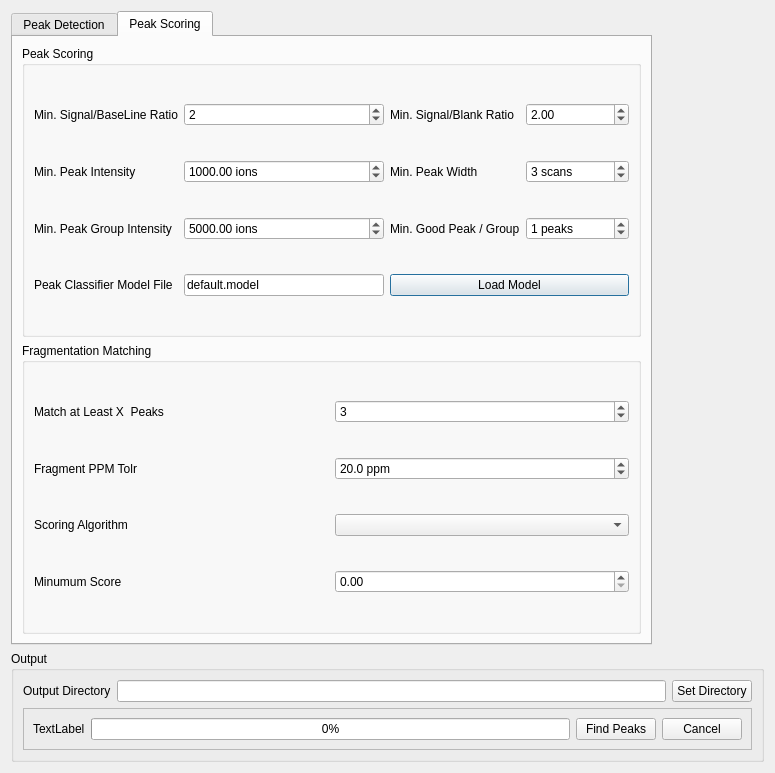
First picture: the form in src/maven/forms/peakdetectiondialog.ui, repository eugenemel/maven, before the edit.
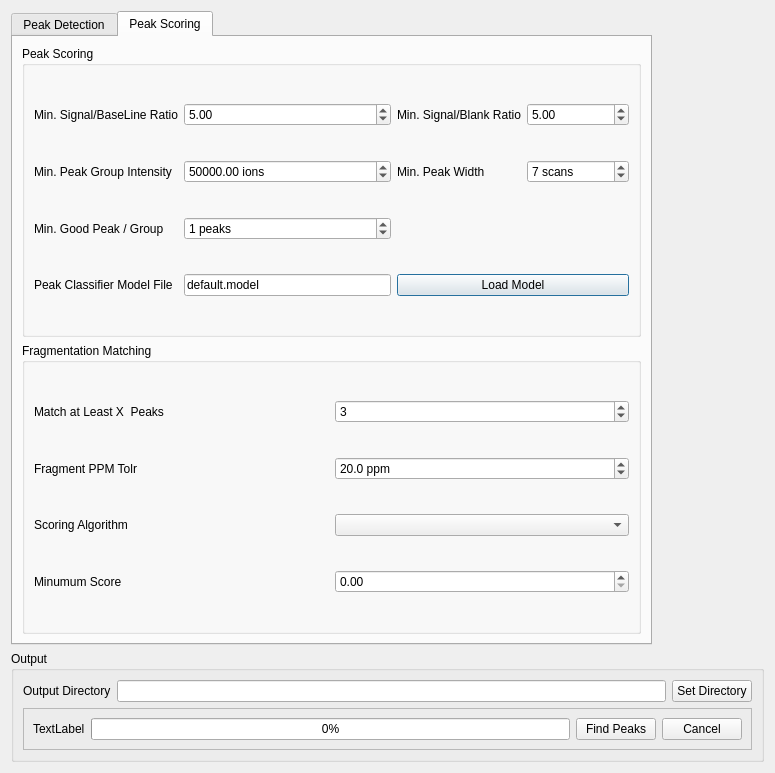
Second picture: the form after the edit. The open tabs and pages were chosen to show the change.

Commit message: Issue 78: Change default values of peaks dialog.

What changed in the file:
```diff
--- a/src/maven/forms/peakdetectiondialog.ui
+++ b/src/maven/forms/peakdetectiondialog.ui
@@ -386,24 +386,10 @@
           <string>Peak Scoring</string>
          </property>
          <layout class="QGridLayout" name="gridLayout_3">
-          <item row="6" column="0">
-           <widget class="QLabel" name="label_100">
+          <item row="6" column="2" colspan="2">
+           <widget class="QPushButton" name="loadModelButton">
             <property name="text">
-             <string>Peak Classifier Model File</string>
-            </property>
-           </widget>
-          </item>
-          <item row="5" column="2">
-           <widget class="QLabel" name="label_5">
-            <property name="text">
-             <string>Min. Good Peak / Group</string>
-            </property>
-           </widget>
-          </item>
-          <item row="5" column="0">
-           <widget class="QLabel" name="label_10">
-            <property name="text">
-             <string>Min. Peak Group Intensity</string>
+             <string>Load Model</string>
             </property>
            </widget>
           </item>
@@ -421,66 +407,6 @@
             </property>
            </widget>
           </item>
-          <item row="6" column="1">
-           <widget class="QLineEdit" name="classificationModelFilename">
-            <property name="text">
-             <string>default.model</string>
-            </property>
-           </widget>
-          </item>
-          <item row="5" column="1">
-           <widget class="QDoubleSpinBox" name="minGroupIntensity">
-            <property name="suffix">
-             <string> ions</string>
-            </property>
-            <property name="maximum">
-             <double>999999999.000000000000000</double>
-            </property>
-            <property name="value">
-             <double>5000.000000000000000</double>
-            </property>
-           </widget>
-          </item>
-          <item row="6" column="2" colspan="2">
-           <widget class="QPushButton" name="loadModelButton">
-            <property name="text">
-             <string>Load Model</string>
-            </property>
-           </widget>
-          </item>
-          <item row="5" column="3">
-           <widget class="QSpinBox" name="minGoodGroupCount">
-            <property name="suffix">
-             <string> peaks</string>
-            </property>
-            <property name="maximum">
-             <number>100000000</number>
-            </property>
-            <property name="value">
-             <number>1</number>
-            </property>
-           </widget>
-          </item>
-          <item row="3" column="1">
-           <widget class="QSpinBox" name="sigBaselineRatio">
-            <property name="maximum">
-             <number>10000000</number>
-            </property>
-            <property name="value">
-             <number>2</number>
-            </property>
-           </widget>
-          </item>
-          <item row="3" column="3">
-           <widget class="QDoubleSpinBox" name="sigBlankRatio">
-            <property name="maximum">
-             <double>10000000.000000000000000</double>
-            </property>
-            <property name="value">
-             <double>2.000000000000000</double>
-            </property>
-           </widget>
-          </item>
           <item row="4" column="3">
            <widget class="QSpinBox" name="minNoNoiseObs">
             <property name="suffix">
@@ -493,7 +419,14 @@
              <number>1000000000</number>
             </property>
             <property name="value">
-             <number>3</number>
+             <number>7</number>
+            </property>
+           </widget>
+          </item>
+          <item row="4" column="0">
+           <widget class="QLabel" name="label_10">
+            <property name="text">
+             <string>Min. Peak Group Intensity</string>
             </property>
            </widget>
           </item>
@@ -504,23 +437,79 @@
             </property>
            </widget>
           </item>
-          <item row="4" column="0">
-           <widget class="QLabel" name="label_21">
+          <item row="5" column="0">
+           <widget class="QLabel" name="label_5">
             <property name="text">
-             <string>Min. Peak Intensity</string>
+             <string>Min. Good Peak / Group</string>
+            </property>
+           </widget>
+          </item>
+          <item row="6" column="1">
+           <widget class="QLineEdit" name="classificationModelFilename">
+            <property name="text">
+             <string>default.model</string>
+            </property>
+           </widget>
+          </item>
+          <item row="6" column="0">
+           <widget class="QLabel" name="label_100">
+            <property name="text">
+             <string>Peak Classifier Model File</string>
             </property>
            </widget>
           </item>
           <item row="4" column="1">
-           <widget class="QDoubleSpinBox" name="minPeakIntensity">
+           <widget class="QDoubleSpinBox" name="minGroupIntensity">
             <property name="suffix">
              <string> ions</string>
             </property>
             <property name="maximum">
              <double>999999999.000000000000000</double>
             </property>
+            <property name="singleStep">
+             <double>10000.000000000000000</double>
+            </property>
             <property name="value">
-             <double>1000.000000000000000</double>
+             <double>50000.000000000000000</double>
+            </property>
+           </widget>
+          </item>
+          <item row="3" column="3">
+           <widget class="QDoubleSpinBox" name="sigBlankRatio">
+            <property name="maximum">
+             <double>9999999999.000000000000000</double>
+            </property>
+            <property name="singleStep">
+             <double>0.010000000000000</double>
+            </property>
+            <property name="value">
+             <double>5.000000000000000</double>
+            </property>
+           </widget>
+          </item>
+          <item row="5" column="1">
+           <widget class="QSpinBox" name="minGoodGroupCount">
+            <property name="suffix">
+             <string> peaks</string>
+            </property>
+            <property name="maximum">
+             <number>100000000</number>
+            </property>
+            <property name="value">
+             <number>1</number>
+            </property>
+           </widget>
+          </item>
+          <item row="3" column="1">
+           <widget class="QDoubleSpinBox" name="sigBaselineRatio">
+            <property name="maximum">
+             <double>9999999999.000000000000000</double>
+            </property>
+            <property name="singleStep">
+             <double>0.010000000000000</double>
+            </property>
+            <property name="value">
+             <double>5.000000000000000</double>
             </property>
            </widget>
           </item>
```
The commit also changes 4 other files.
